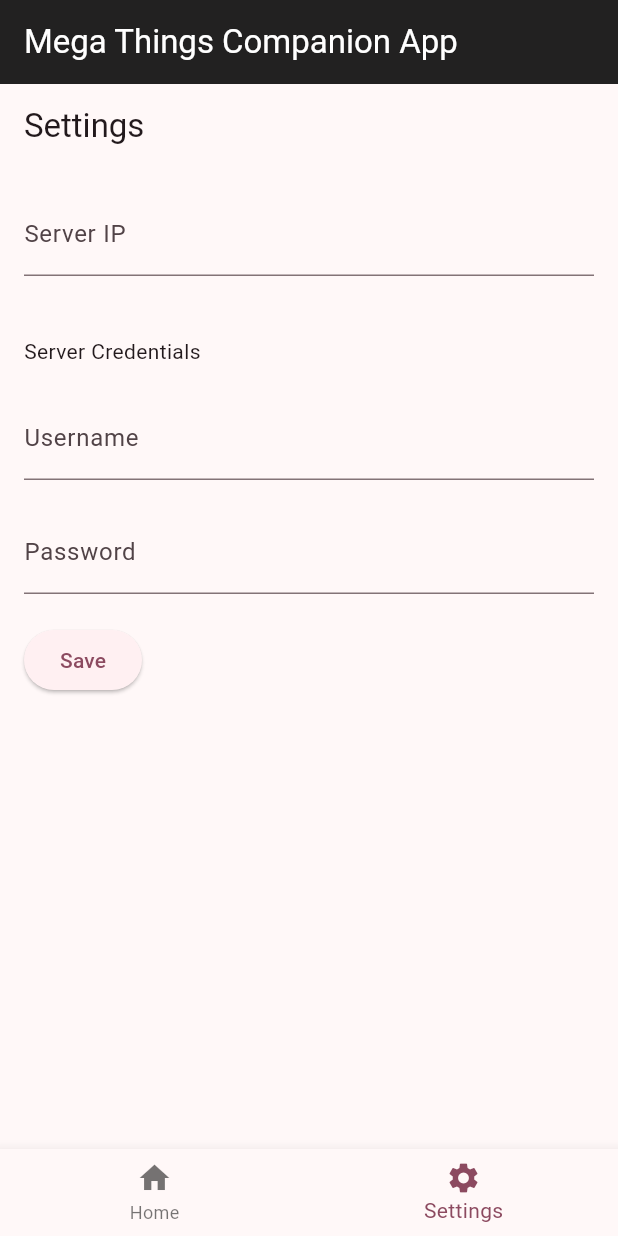
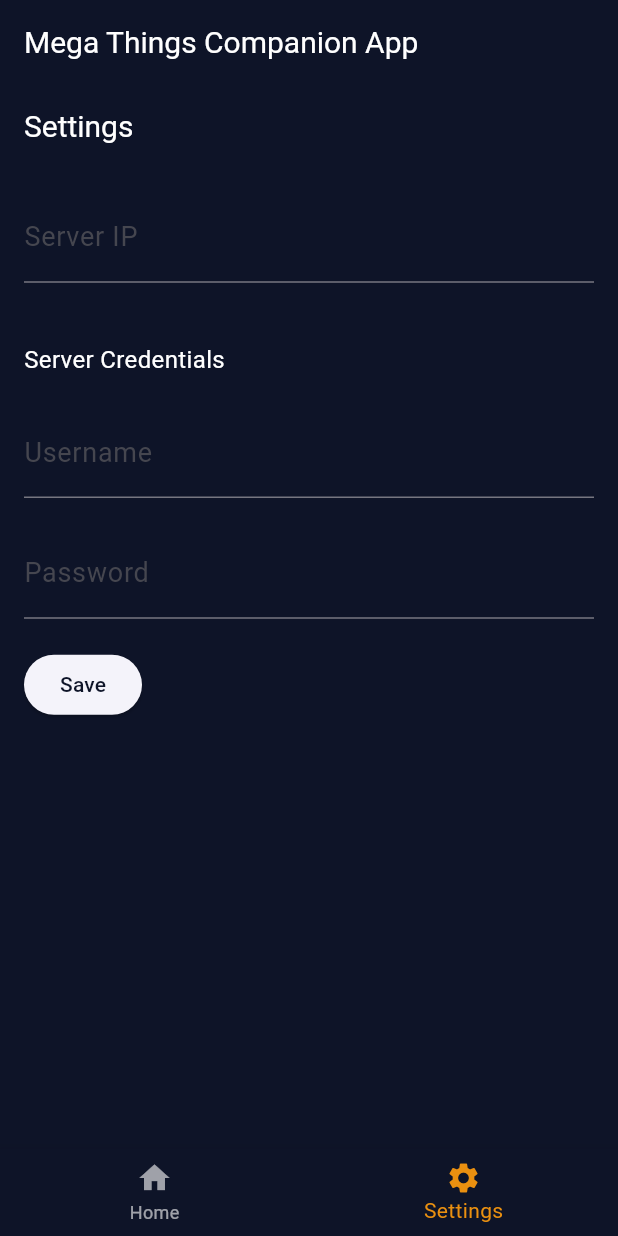
Before and after one commit to wazabanda/iot-companion-app, a Flutter app: the screen it shows after launch, item 2 of the bottom bar chosen, on a phone screen of 412 x 824 dp. Run offline on Flutter 3.47's test engine with Material 3 defaults, Android fonts, the phone set to English and light mode, and no system bars; our stand-ins replace shared_preferences, sqflite, syncfusion_flutter_charts; accounts and stored records are empty.

Commit message:
themeing

```diff
--- a/lib/Constants/BrandColors.dart
+++ b/lib/Constants/BrandColors.dart
@@ -1,5 +1,9 @@
 import 'package:flutter/material.dart';
-class Brandcolors{
-  static const Color primary1 = Colors.black87;
-  static const Color textPrimay = Colors.white;
+
+class BrandColors {
+  static const Color oxfordBlue = Color(0xFF0e1428); // Oxford Blue
+  static const Color rufous = Color(0xFFa72608); // Rufous
+  static const Color carrotOrange = Color(0xFFea9010); // Carrot Orange
+  static const Color antiFlashWhite = Color(0xFFe8e9eb); // Anti-flash White
+  static const Color white = Color(0xFFFFFFFF); // White
 }
--- a/lib/main.dart
+++ b/lib/main.dart
@@ -1,11 +1,9 @@
-import 'package:csc_4130_iot_application/Constants/BrandColors.dart';
+import 'package:flutter/material.dart';
+import 'package:provider/provider.dart';
 import 'package:csc_4130_iot_application/Providers/GlobalProvider.dart';
-import 'package:csc_4130_iot_application/Screens/ChartPage.dart';
 import 'package:csc_4130_iot_application/Screens/HomeScreen.dart';
 import 'package:csc_4130_iot_application/Screens/SettingsScreen.dart';
-import 'package:flutter/material.dart';
-import 'package:provider/provider.dart';
-import 'package:csc_4130_iot_application/Screens/ChartPage.dart';
+import 'package:csc_4130_iot_application/Constants/BrandColors.dart';
 
 void main() {
   runApp(
@@ -15,7 +13,6 @@ void main() {
     ),
   );
 }
-
 
 class MyApp extends StatefulWidget {
   const MyApp({super.key});
@@ -34,23 +31,62 @@ class _MyAppState extends State<MyApp> {
   @override
   Widget build(BuildContext context) {
     return MaterialApp(
-      title: 'Flutter Demo',
+      title: 'Mega Things Companion App',
       debugShowCheckedModeBanner: false,
       theme: ThemeData(
-
-        colorScheme: ColorScheme.fromSeed(seedColor: Colors.black87),
+        primaryColor: BrandColors.oxfordBlue,
+        scaffoldBackgroundColor: BrandColors.oxfordBlue,
+        appBarTheme: AppBarTheme(
+          color: BrandColors.oxfordBlue,
+          iconTheme: IconThemeData(color: BrandColors.white),
+          titleTextStyle: TextStyle(color: BrandColors.white, fontSize: 20),
+        ),
+        colorScheme: ColorScheme.fromSeed(
+          seedColor: BrandColors.oxfordBlue,
+          primary: BrandColors.oxfordBlue,
+          secondary: BrandColors.carrotOrange,
+          background: BrandColors.oxfordBlue,
+          surface: BrandColors.antiFlashWhite,
+          onPrimary: BrandColors.white,
+          onSecondary: BrandColors.oxfordBlue,
+          onBackground: BrandColors.white,
+          onSurface: BrandColors.oxfordBlue,
+        ),
+        cardTheme: CardTheme(
+          color: BrandColors.carrotOrange,
+          elevation: 4,
+          margin: EdgeInsets.all(8),
+          shape: RoundedRectangleBorder(
+            borderRadius: BorderRadius.circular(12),
+          ),
+        ),
+        textTheme: TextTheme(
+          headlineLarge: TextStyle(color: BrandColors.white, fontSize: 32, fontWeight: FontWeight.bold),
+          headlineMedium: TextStyle(color: BrandColors.white, fontSize: 28, fontWeight: FontWeight.bold),
+          bodyLarge: TextStyle(color: BrandColors.white, fontSize: 18),
+          bodyMedium: TextStyle(color: BrandColors.white, fontSize: 16),
+        ),
+        buttonTheme: ButtonThemeData(
+          buttonColor: BrandColors.carrotOrange,
+          textTheme: ButtonTextTheme.primary,
+        ),
+        iconTheme: IconThemeData(color: BrandColors.white),
+        dividerColor: BrandColors.antiFlashWhite,
+        bottomNavigationBarTheme: BottomNavigationBarThemeData(
+          backgroundColor: BrandColors.oxfordBlue,
+          selectedItemColor: BrandColors.carrotOrange,
+          unselectedItemColor: BrandColors.white.withOpacity(0.6),
+        ),
         useMaterial3: true,
-
       ),
-
       home: Scaffold(
         appBar: AppBar(
-          backgroundColor: Brandcolors.primary1,
+          backgroundColor: BrandColors.oxfordBlue,
           title: Text("Mega Things Companion App",
-            style: TextStyle(color: Brandcolors.textPrimay),
+            style: TextStyle(color: BrandColors.white),
             textAlign: TextAlign.center,),
         ),
-        body:_bodies[_currentIndex],
+        body: _bodies[_currentIndex],
         bottomNavigationBar: BottomNavigationBar(
           currentIndex: _currentIndex,
           onTap: (index) {
@@ -65,17 +101,11 @@ class _MyAppState extends State<MyApp> {
             ),
             BottomNavigationBarItem(
               icon: Icon(Icons.settings),
-              label: 'Settings'
+              label: 'Settings',
             ),
-
           ],
         ),
-        // floatingActionButton: FloatingActionButton(
-        //   onPressed: _incrementCounter,
-        //   tooltip: 'Increment',
-        //   child: const Icon(Icons.add),
-        // ), // This trailing comma makes auto-formatting nicer for build methods.
-      ),//const MyHomePage(title: 'Flutter Demo Home Page'),
+      ),
     );
   }
 }
```
Also changed, not shown: lib/Screens/ChartPage.dart (+76 -11 lines), lib/Screens/HomeScreen.dart (+12 -25 lines).
